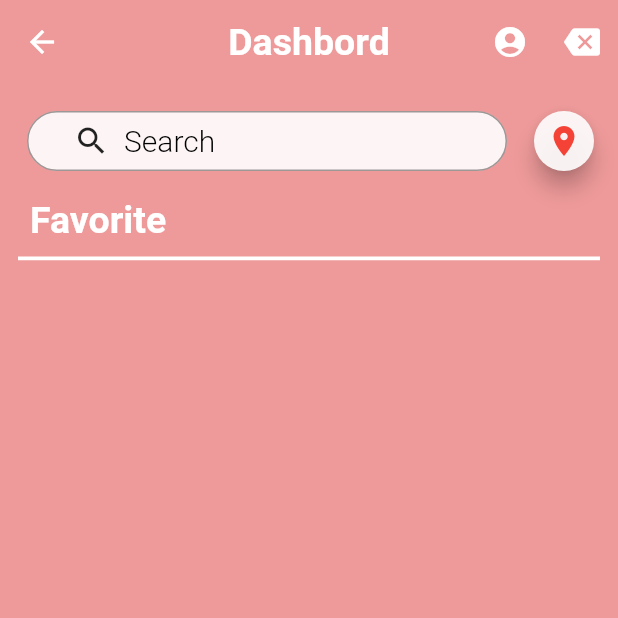
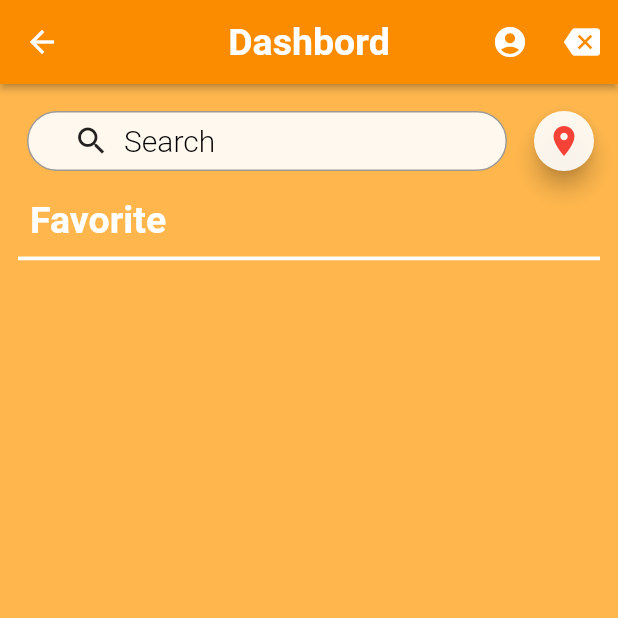
Before and after one commit to wadcharapong-n/REIT_APP_Front, a Flutter app: the Dashboard screen opened by its route, on a phone screen of 412 x 824 dp, the top half of it. Run offline on Flutter 3.47's test engine with Material 2 defaults, Android fonts, the light colour scheme and no system bars; our stand-ins replace geolocator, google_maps_flutter, shared_preferences; missing offline and left inert: flutter_facebook_login, google_maps_webservice; accounts and stored records are empty; Roboto replaces fonts that are missing (Poppins).

Commit message:
edit color & fix map

```diff
--- a/reit_app/lib/screens/dashboard/dashboard.dart
+++ b/reit_app/lib/screens/dashboard/dashboard.dart
@@ -21,7 +21,7 @@ class DashboardState extends State<Dashboard> {
   @override
   Widget build(BuildContext context) {
     return Scaffold(
-      backgroundColor: Colors.red[200],
+      backgroundColor: Colors.orange[300],
       appBar: appBarDashbord(),
       body: Column(
         crossAxisAlignment: CrossAxisAlignment.start,
@@ -38,7 +38,7 @@ class DashboardState extends State<Dashboard> {
 
   Widget appBarDashbord() {
     return AppBar(
-      elevation: 0.0,
+      elevation: 2,
       centerTitle: true,
       title: Text(
         'Dashbord',
@@ -65,7 +65,7 @@ class DashboardState extends State<Dashboard> {
           },
         ),
       ],
-      backgroundColor: Colors.red[200],
+      backgroundColor: Colors.orange[600],
     );
   }
 
--- a/reit_app/lib/screens/detail_reit/detail_reit.dart
+++ b/reit_app/lib/screens/detail_reit/detail_reit.dart
@@ -57,10 +57,12 @@ class DetailReitState extends State<DetailReit> {
       return new Scaffold();
     }
     return new Scaffold(
+      backgroundColor: Colors.white,
       appBar: new AppBar(
+        elevation: 2,
         centerTitle: true,
         title: Text("Reit Detail"),
-        backgroundColor: Colors.red[200],
+        backgroundColor: Colors.orange[600],
         actions: <Widget>[
           isEmptyFavorite == false ? iconDeleteFavorite() : iconAddFavorite()
         ],
--- a/reit_app/lib/screens/profile_page/profile_page.dart
+++ b/reit_app/lib/screens/profile_page/profile_page.dart
@@ -116,7 +116,10 @@ class _ProfilePageState extends State<ProfilePage> {
     );
 
     return Scaffold(
-      backgroundColor: Colors.black,
+      appBar: AppBar(
+        backgroundColor: Colors.orange[600],
+      ),
+      backgroundColor: Colors.orange[300],
       body: Container(
         margin: EdgeInsets.only(top: 60),
         child: ListView(
```
Also changed, not shown: reit_app/lib/screens/location/location_page.dart (+16 -17 lines), reit_app/lib/screens/login/login_page.dart (+2 -5 lines).
